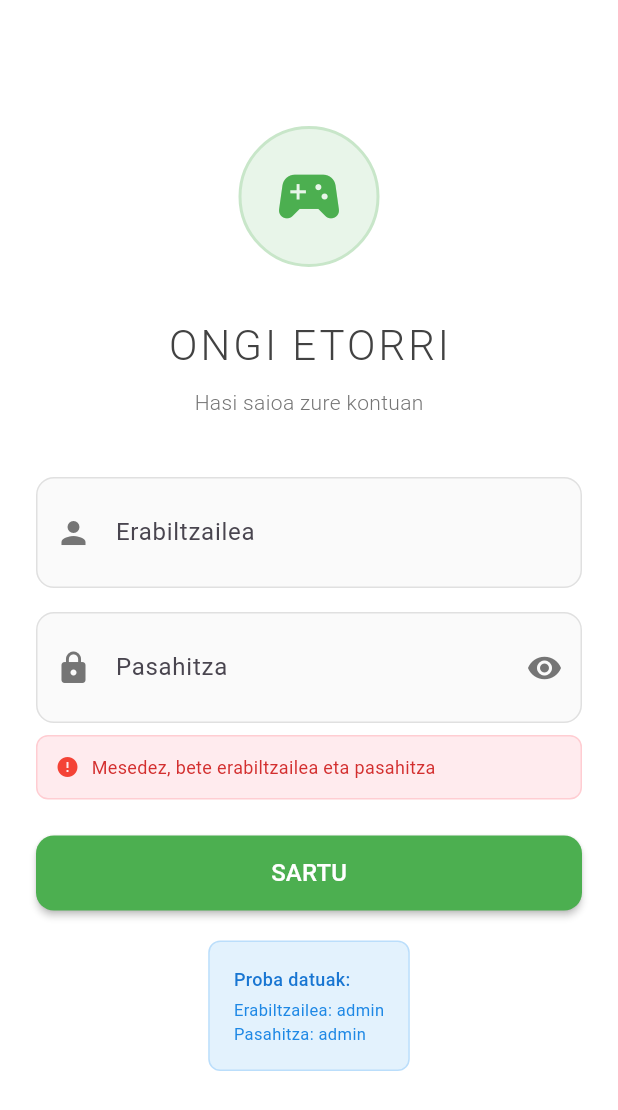
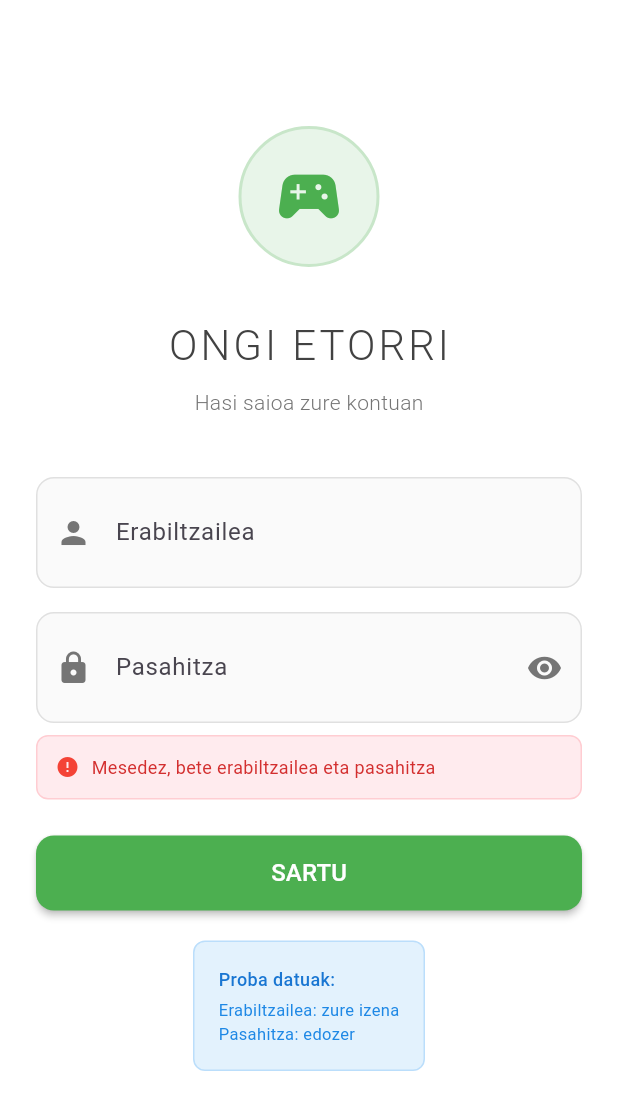
Before and after one commit to AimarAlv316/EkoBanaketa, a Flutter app: the screen it shows after launch, after a tap on "SARTU", on a phone screen of 412 x 824 dp. Shown: the top 1110 px of the screen. Run offline on Flutter 3.47's test engine with Material 3 defaults, Android fonts, the phone set to English and light mode, and no system bars.

```diff
--- a/lib/login_orria.dart
+++ b/lib/login_orria.dart
@@ -26,21 +26,16 @@ class _LoginOrriaState extends State<LoginOrria> {
       _errorea = '';
     });
 
-    // Simulatu karga
     await Future.delayed(Duration(milliseconds: 1500));
 
-    // Login sinplea
-    if (_erabiltzaileController.text == 'admin' && _pasahitzController.text == 'admin') {
-      Navigator.pushReplacement(
-        context,
-        MaterialPageRoute(builder: (context) => PantailaHasi()),
-      );
-    } else {
-      setState(() {
-        _errorea = 'Erabiltzailea edo pasahitza okerrak';
-        _kargatzen = false;
-      });
-    }
+    Navigator.pushReplacement(
+      context,
+      MaterialPageRoute(
+        builder: (context) => PantailaHasi(
+          erabiltzaileIzena: _erabiltzaileController.text,
+        ),
+      ),
+    );
   }
 
   @override
@@ -55,7 +50,6 @@ class _LoginOrriaState extends State<LoginOrria> {
               crossAxisAlignment: CrossAxisAlignment.center,
               children: [
                 SizedBox(height: 60),
-                // Logo
                 Container(
                   padding: EdgeInsets.all(20),
                   decoration: BoxDecoration(
@@ -90,7 +84,6 @@ class _LoginOrriaState extends State<LoginOrria> {
                 ),
                 SizedBox(height: 40),
 
-                // Erabiltzaile eremua
                 Container(
                   decoration: BoxDecoration(
                     color: Colors.grey[50],
@@ -109,7 +102,6 @@ class _LoginOrriaState extends State<LoginOrria> {
                 ),
                 SizedBox(height: 16),
 
-                // Pasahitz eremua
                 Container(
                   decoration: BoxDecoration(
                     color: Colors.grey[50],
@@ -140,7 +132,6 @@ class _LoginOrriaState extends State<LoginOrria> {
                 ),
                 SizedBox(height: 8),
 
-                // Errorea
                 if (_errorea.isNotEmpty)
                   Container(
                     width: double.infinity,
@@ -168,7 +159,6 @@ class _LoginOrriaState extends State<LoginOrria> {
                   ),
                 SizedBox(height: 24),
 
-                // Sartu botoia
                 Container(
                   width: double.infinity,
                   height: 50,
@@ -202,7 +192,6 @@ class _LoginOrriaState extends State<LoginOrria> {
                 ),
                 SizedBox(height: 20),
 
-                // Argibideak
                 Container(
                   padding: EdgeInsets.all(16),
                   decoration: BoxDecoration(
@@ -223,7 +212,7 @@ class _LoginOrriaState extends State<LoginOrria> {
                       ),
                       SizedBox(height: 4),
                       Text(
-                        'Erabiltzailea: admin\nPasahitza: admin',
+                        'Erabiltzailea: zure izena\nPasahitza: edozer',
                         style: TextStyle(
                           color: Colors.blue[600],
                           fontSize: 11,
--- a/lib/main.dart
+++ b/lib/main.dart
@@ -21,7 +21,7 @@ class SugeJokoaApp extends StatelessWidget {
           foregroundColor: Colors.grey[800],
         ),
       ),
-      home: LoginOrria(), // Cambiado a LoginOrria
+      home: LoginOrria(),
     );
   }
 }
```
Also changed, not shown: lib/joko_orria.dart (+12 -9 lines), lib/pantaila_hasi.dart (+50 -17 lines).
